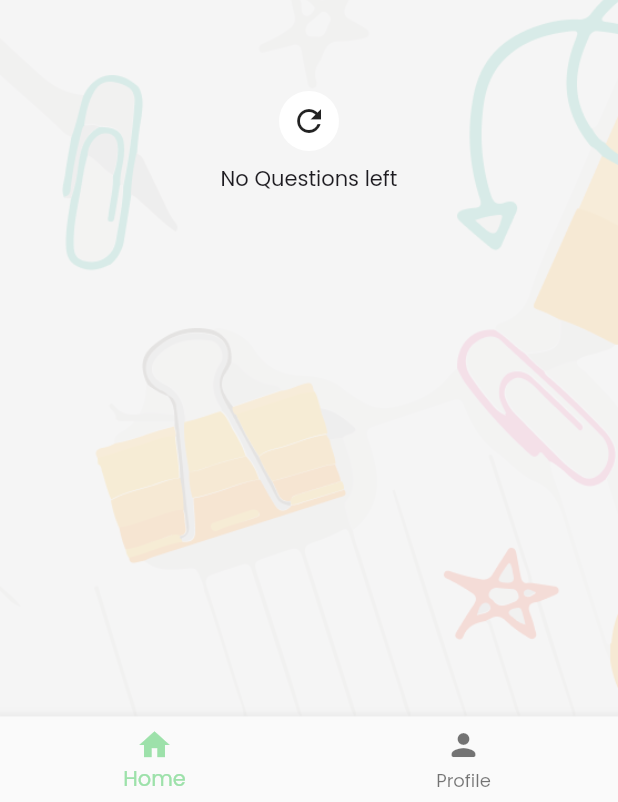
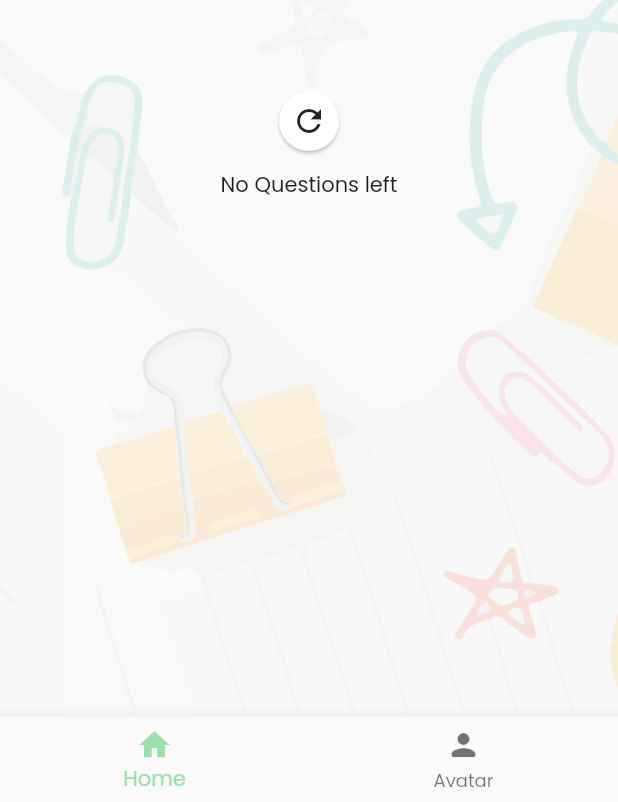
Before and after one commit to Dixzz/memo_neet_mcq, a Flutter app: the HomePage screen opened by its route, after a tap on the "refresh" icon, on a phone screen of 412 x 824 dp. Shown: the part 431-1233 px from the top of the screen. Run offline on Flutter 3.47's test engine with Material 3 defaults, Android fonts, the light colour scheme and no system bars; our stand-ins replace cloud_firestore, firebase_auth, firebase_core, flutter_countdown_timer, flutter_svg, flutter_switch and 7 more; missing offline and left inert: rainbow_color, smart_auth; accounts and stored records are empty.

Commit message:
bottom nav

```diff
--- a/lib/gen/assets.gen.dart
+++ b/lib/gen/assets.gen.dart
@@ -24,19 +24,21 @@ class $AssetsImagesGen {
   SvgGenImage get icArrowRight =>
       const SvgGenImage('assets/images/ic_arrow_right.svg');
 
+  /// File path: assets/images/ic_back.svg
+  SvgGenImage get icBack => const SvgGenImage('assets/images/ic_back.svg');
+
   /// File path: assets/images/ic_eye.svg
   SvgGenImage get icEye => const SvgGenImage('assets/images/ic_eye.svg');
 
   /// File path: assets/images/ic_eye_off.svg
   SvgGenImage get icEyeOff => const SvgGenImage('assets/images/ic_eye_off.svg');
 
-
   /// File path: assets/images/wrong.json
   String get wrong => 'assets/images/wrong.json';
 
   /// List of all assets
   List<dynamic> get values =>
-      [bg, confetti, icArrowRight, icEye, icEyeOff, wrong];
+      [bg, confetti, icArrowRight, icBack, icEye, icEyeOff, wrong];
 }
 
 class Assets {
--- a/lib/pages/home/home.dart
+++ b/lib/pages/home/home.dart
@@ -10,6 +10,8 @@ import 'package:focus_test/helpers/sized_box.dart';
 import 'package:focus_test/pages/home/question.dart';
 import 'package:focus_test/pages/login/user.dart';
 import 'package:focus_test/pages/pref/shared_pref_impl.dart';
+import 'package:focus_test/router.dart';
+import 'package:go_router/go_router.dart';
 import 'package:google_fonts/google_fonts.dart';
 import 'package:lottie/lottie.dart';
 import 'package:provider/provider.dart';
@@ -27,12 +29,20 @@ class HomePage extends StatelessWidget {
     final HomeProvider read = context.read();
 
     return Scaffold(
-      backgroundColor: Colors.grey.shade100,
+      bottomNavigationBar: BottomNavigationBar(onTap: (i) {
+        if (i == 1) {
+          RouteNames.profile.navigate(context);
+        }
+      },items: [
+        BottomNavigationBarItem(icon: Icon(Icons.home), label: 'Home'),
+        BottomNavigationBarItem(icon: Icon(Icons.person_rounded), label: 'Avatar'),
+      ]),
       body: Stack(
         fit: StackFit.expand,
         children: [
           Assets.images.bg.image(
-              fit: BoxFit.fitHeight, opacity: const AlwaysStoppedAnimation(.2)),
+              fit: BoxFit.fitHeight,
+              opacity: const AlwaysStoppedAnimation(.2)),
           Positioned(
             top: 0,
             bottom: 0,
@@ -44,17 +54,16 @@ class HomePage extends StatelessWidget {
                 child: Column(
                   mainAxisSize: MainAxisSize.min,
                   children: [
-                    InkWell(
+                    Card(
+                      shape: RoundedRectangleBorder(
+                          borderRadius: BorderRadius.circular(24)),
+                      child: InkWell(
                         onTap: read.fetchQuestion,
-                      child: const DecoratedBox(
-                        decoration: BoxDecoration(
-                          color: Colors.white,
-                          shape: BoxShape.circle,
-                        ),
-                        child: Padding(
+                        child: const Padding(
                           padding: EdgeInsets.all(8.0),
                           child: Icon(
                             Icons.refresh_outlined,
+                            size: 24,
                           ),
                         ),
                       ),
@@ -72,13 +81,12 @@ class HomePage extends StatelessWidget {
                             ? Column(
                                 children: [
                                   ch!,
-                                  CountdownTimer(
-                                    controller: w
-                                  ),
+                                  CountdownTimer(controller: w),
                                 ],
                               )
                             : const SizedBox.shrink(),
-                        selector: (_, HomeProvider selector) => selector.ct),
+                        selector: (_, HomeProvider selector) =>
+                            selector.ct),
                     Stack(
                       alignment: Alignment.topCenter,
                       // fit: StackFit.expand,
@@ -98,28 +106,35 @@ class HomePage extends StatelessWidget {
                                   ? Column(
                                       children: [
                                         Padding(
-                                          padding: const EdgeInsets.all(12.0),
+                                          padding:
+                                              const EdgeInsets.all(12.0),
                                           child: DecoratedBox(
                                             decoration: BoxDecoration(
-                                                color:
-                                                    Colors.white.withAlpha(100),
-                                                border: Border.all(width: .2),
+                                                color: Colors.white
+                                                    .withAlpha(100),
+                                                border:
+                                                    Border.all(width: .2),
                                                 borderRadius:
-                                                    BorderRadius.circular(32)),
+                                                    BorderRadius.circular(
+                                                        32)),
                                             child: Padding(
                                               padding:
-                                                  const EdgeInsets.all(24.0),
+                                                  const EdgeInsets.all(
+                                                      24.0),
                                               child: Column(
                                                 mainAxisAlignment:
-                                                    MainAxisAlignment.center,
+                                                    MainAxisAlignment
+                                                        .center,
                                                 crossAxisAlignment:
-                                                    CrossAxisAlignment.center,
+                                                    CrossAxisAlignment
+                                                        .center,
                                                 children: [
                                                   Text(
                                                     w.text,
-                                                    textAlign: TextAlign.center,
-                                                    style:
-                                                        GoogleFonts.comfortaa(
+                                                    textAlign:
+                                                        TextAlign.center,
+                                                    style: GoogleFonts
+                                                        .comfortaa(
                                                             fontSize: 22,
                                                             fontWeight:
                                                                 FontWeight
@@ -127,51 +142,47 @@ class HomePage extends StatelessWidget {
                                                   ),
                                                   const SpaceVertical(24),
                                                   Wrap(
-                                                    direction: Axis.vertical,
+                                                    direction:
+                                                        Axis.vertical,
                                                     spacing: 12,
                                                     runAlignment:
-                                                        WrapAlignment.center,
+                                                        WrapAlignment
+                                                            .center,
                                                     crossAxisAlignment:
                                                         WrapCrossAlignment
                                                             .center,
                                                     children: w.choic.keys
-                                                        .map((e) => Selector(
-                                                            child: Padding(
-                                                              padding: const EdgeInsets
-                                                                      .symmetric(
+                                                        .map((e) =>
+                                                            Selector(
+                                                                child:
+                                                                    Padding(
+                                                                  padding: const EdgeInsets.symmetric(
                                                                       horizontal:
                                                                           10,
-                                                                  vertical: 8),
-                                                              child: InkWell(
-                                                                onTap: () {
-                                                                  read.updateChoice(
-                                                                      e);
+                                                                      vertical:
+                                                                          8),
+                                                                  child:
+                                                                      InkWell(
+                                                                    onTap:
+                                                                        () {
+                                                                      read.updateChoice(e);
                                                                     },
-                                                                child: Text(
-                                                                    '${String.fromCharCode(asciiStart++)}. $e'),
+                                                                    child:
+                                                                        Text('${String.fromCharCode(asciiStart++)}. $e'),
                                                                   ),
                                                                 ),
-                                                            builder: (_, w,
+                                                                builder: (_,
+                                                                        w,
                                                                         ch) =>
                                                                     DecoratedBox(
                                                                       decoration:
                                                                           BoxDecoration(
-                                                                    border: w ==
-                                                                            e
-                                                                        ? Border.all(
-                                                                            width:
-                                                                                1.5,
-                                                                            color:
-                                                                                ColorName.blue)
-                                                                        : null,
-                                                                    borderRadius:
-                                                                        BorderRadius.circular(
-                                                                            12),
-                                                                    color: ColorName
-                                                                        .blue
-                                                                        .shade100,
+                                                                        border: w == e ? Border.all(width: 1.5, color: ColorName.blue) : null,
+                                                                        borderRadius: BorderRadius.circular(12),
+                                                                        color: ColorName.blue.shade100,
                                                                       ),
-                                                                  child: ch,
+                                                                      child:
+                                                                          ch,
                                                                     ),
                                                                 selector: (_,
                                                                         HomeProvider
@@ -202,10 +213,14 @@ class HomePage extends StatelessWidget {
                                 builder: (_, w, __) => w == null
                                     ? const SizedBox.shrink()
                                     : w
-                                        ? Lottie.asset(Assets.images.confetti,
-                                            animate: true, fit: BoxFit.contain)
-                                        : Lottie.asset(Assets.images.wrong,
-                                            animate: true, fit: BoxFit.contain),
+                                        ? Lottie.asset(
+                                            Assets.images.confetti,
+                                            animate: true,
+                                            fit: BoxFit.contain)
+                                        : Lottie.asset(
+                                            Assets.images.wrong,
+                                            animate: true,
+                                            fit: BoxFit.contain),
                                 selector: (_, HomeProvider sel) =>
                                     sel.isCorrect),
                           ),
--- a/lib/pages/login/login.dart
+++ b/lib/pages/login/login.dart
@@ -13,6 +13,7 @@ import 'package:focus_test/pages/home/question.dart';
 import 'package:focus_test/pages/login/user.dart';
 import 'package:focus_test/pages/pref/shared_pref_impl.dart';
 import 'package:focus_test/router.dart';
+import 'package:go_router/go_router.dart';
 import 'package:google_fonts/google_fonts.dart';
 import 'package:provider/provider.dart';
 import 'package:rainbow_color/rainbow_color.dart';
--- a/lib/pages/login/provider.dart
+++ b/lib/pages/login/provider.dart
@@ -79,7 +79,7 @@ class LoginProvider extends ChangeNotifier {
       _smartAuth.saveCredential(
           id: Constants.accType, name: email, password: pass);
       if (context.mounted) {
-        RouteNames.home.replaceRoute(context);
+        RouteNames.root.replaceRoute(context);
       }
     }
   }
--- a/lib/router.dart
+++ b/lib/router.dart
@@ -1,8 +1,12 @@
 // GoRouter configuration
+import 'dart:math';
+
 import 'package:cloud_firestore/cloud_firestore.dart';
 import 'package:flutter/foundation.dart';
 import 'package:flutter/material.dart';
+import 'package:focus_test/gen/colors.gen.dart';
 import 'package:focus_test/helpers/const.dart';
+import 'package:focus_test/helpers/logger.dart';
 import 'package:focus_test/pages/home/home.dart';
 import 'package:focus_test/pages/login/login.dart';
 import 'package:focus_test/pages/login/user.dart';
@@ -15,7 +19,7 @@ import 'pages/home/question.dart';
 
 enum RouteNames {
   login,
-  home,
+  root,
   profile,
   ;
 
@@ -24,108 +28,49 @@ enum RouteNames {
   }
 
   Future navigate(BuildContext context, [dynamic arguments]) async {
-    GoRouter.of(context).pushNamed(name, extra: arguments);
+    return GoRouter.of(context).pushNamed(name, extra: arguments);
   }
 
   Future replaceRoute(BuildContext context) async {
-    GoRouter.of(context).pushReplacementNamed(name);
-  }
-}
-
-class ScaffoldBottomNavigationBar extends StatelessWidget {
-  const ScaffoldBottomNavigationBar({
-    required this.navigationShell,
-    Key? key,
-  }) : super(key: key);
-
-  final StatefulNavigationShell navigationShell;
-
-  @override
-  Widget build(BuildContext context) {
-    return Scaffold(
-      body: navigationShell,
-      bottomNavigationBar: BottomNavigationBar(
-        items: const [
-          BottomNavigationBarItem(icon: Icon(Icons.home), label: 'Home'),
-          BottomNavigationBarItem(
-              icon: Icon(Icons.person_rounded), label: 'Profile'),
-        ],
-        currentIndex: navigationShell.currentIndex,
-        onTap: navigationShell.goBranch,
-      ),
-    );
+    return GoRouter.of(context).replaceNamed(name);
   }
 }
 
 class RouteConfig {
   static final router = GoRouter(
     debugLogDiagnostics: kDebugMode,
-    initialLocation: RouteNames.home.routeName,
+    initialLocation: RouteNames.login.routeName,
     // observers: [_GoRouterObserver()],
+
+    /// redirect lagging for first build Scaffold unable to generate
     redirect: (BuildContext context, GoRouterState state) {
-      if (!context.read<SharedPreferencesImpl>().isLoggedIn) {
-        return RouteNames.login.routeName;
+      if (context.read<SharedPreferencesImpl>().isLoggedIn &&
+          state.matchedLocation == RouteNames.login.routeName) {
+        return RouteNames.root.routeName;
       } else {
         return null;
       }
     },
     routes: [
-      StatefulShellRoute.indexedStack(
-          builder: (BuildContext context, GoRouterState state,
-                  StatefulNavigationShell navigationShell) =>
-              ScaffoldBottomNavigationBar(
-                navigationShell: navigationShell,
-              ),
-          branches: [
-            StatefulShellBranch(routes: [
-              GoRoute(
-                name: RouteNames.home.name,
-                path: RouteNames.home.routeName,
-                builder: (context, state) => MultiProvider(providers: [
-                  Provider(
-                      create: (_) => FirebaseFirestore.instance
-                          .collection(Constants.faQuestionSet)
-                          .withConverter(
-                            fromFirestore: (snapshot, _) => Question.fromJson(
-                                snapshot.data()!..['id'] = snapshot.id),
-                            toFirestore: (user, _) => user.toJson(),
-                          )),
-                  Provider(
-                      lazy: true,
-                      create: (_) => FirebaseFirestore.instance
-                          .collection(Constants.faUsers)
-                          .withConverter(
-                            fromFirestore: (snapshot, _) =>
-                                User.fromJson(snapshot.data()!),
-                            toFirestore: (user, _) => user.toJson(),
-                          )),
-                  ChangeNotifierProvider(
-                      create: (context) => HomeProvider(
-                          context.read(), context.read(), context.read())),
-                ], child: const HomePage()),
-              )
-            ]),
-            StatefulShellBranch(routes: [
-              GoRoute(
-                name: RouteNames.profile.name,
-                path: RouteNames.profile.routeName,
-                builder: (context, state) => MultiProvider(providers: [
-                  StreamProvider(
-                      create: (context) => FirebaseFirestore.instance
-                          .collection(Constants.faUsers)
-                          .withConverter(
-                            fromFirestore: (snapshot, _) =>
-                                User.fromJson(snapshot.data()!),
-                            toFirestore: (user, _) => user.toJson(),
-                          )
-                          .doc(context.read<SharedPreferencesImpl>().userId!)
-                          .snapshots()
-                          .map((event) => event.data()),
-                      initialData: null)
-                ], child: const Profile()),
-              ),
-            ])
-          ]),
+      // GoRoute(
+      //     path: RouteNames.root.routeName,
+      //     name: RouteNames.root.name,
+      //     builder: (_, __) =>
+      //         Scaffold(
+      //           body: Text('child 1'),
+      //           bottomNavigationBar: BottomNavigationBar(
+      //             backgroundColor: ColorName.blue.shade50,
+      //             type: BottomNavigationBarType.fixed,
+      //             items: const [
+      //               BottomNavigationBarItem(
+      //                   icon: Icon(Icons.home), label: 'Home'),
+      //               BottomNavigationBarItem(
+      //                   icon: Icon(Icons.person_rounded), label: 'Profile'),
+      //             ],
+      //             currentIndex: 0,
+      //           ),
+      //         )),
+
       GoRoute(
         name: RouteNames.login.name,
         path: RouteNames.login.routeName,
@@ -151,12 +96,55 @@ class RouteConfig {
 
             /// [ChangeNotifierProvider] context, was passed above
             ChangeNotifierProvider(
-                create: (context) =>
-                    LoginProvider(context.read(), context.read(), context.read()))
+                create: (context) => LoginProvider(
+                    context.read(), context.read(), context.read()))
           ],
           child: const Login(),
         ),
       ),
+      GoRoute(
+        name: RouteNames.root.name,
+        path: RouteNames.root.routeName,
+        builder: (context, state) => MultiProvider(providers: [
+          Provider(
+              create: (_) => FirebaseFirestore.instance
+                  .collection(Constants.faQuestionSet)
+                  .withConverter(
+                    fromFirestore: (snapshot, _) => Question.fromJson(
+                        snapshot.data()!..['id'] = snapshot.id),
+                    toFirestore: (user, _) => user.toJson(),
+                  )),
+          Provider(
+              lazy: true,
+              create: (_) => FirebaseFirestore.instance
+                  .collection(Constants.faUsers)
+                  .withConverter(
+                    fromFirestore: (snapshot, _) =>
+                        User.fromJson(snapshot.data()!),
+                    toFirestore: (user, _) => user.toJson(),
+                  )),
+          ChangeNotifierProvider(
+              create: (context) =>
+                  HomeProvider(context.read(), context.read(), context.read())),
+        ], child: const HomePage()),
+      ),
+      GoRoute(
+        name: RouteNames.profile.name,
+        path: RouteNames.profile.routeName,
+        builder: (context, state) => MultiProvider(providers: [
+          FutureProvider(
+              create: (context) => FirebaseFirestore.instance
+                  .collection(Constants.faUsers)
+                  .withConverter(
+                    fromFirestore: (snapshot, _) =>
+                        User.fromJson(snapshot.data()!),
+                    toFirestore: (user, _) => user.toJson(),
+                  )
+                  .doc(context.read<SharedPreferencesImpl>().userId!)
+                  .get().then((value) => value.data()),
+              initialData: null)
+        ], child: const Profile()),
+      ),
     ],
   );
 }
```
Also changed, not shown: lib/pages/profile/profile.dart (+33 -9 lines), assets/images/ic_back.svg (added). Lines whose indentation alone changed are shown as unchanged.
